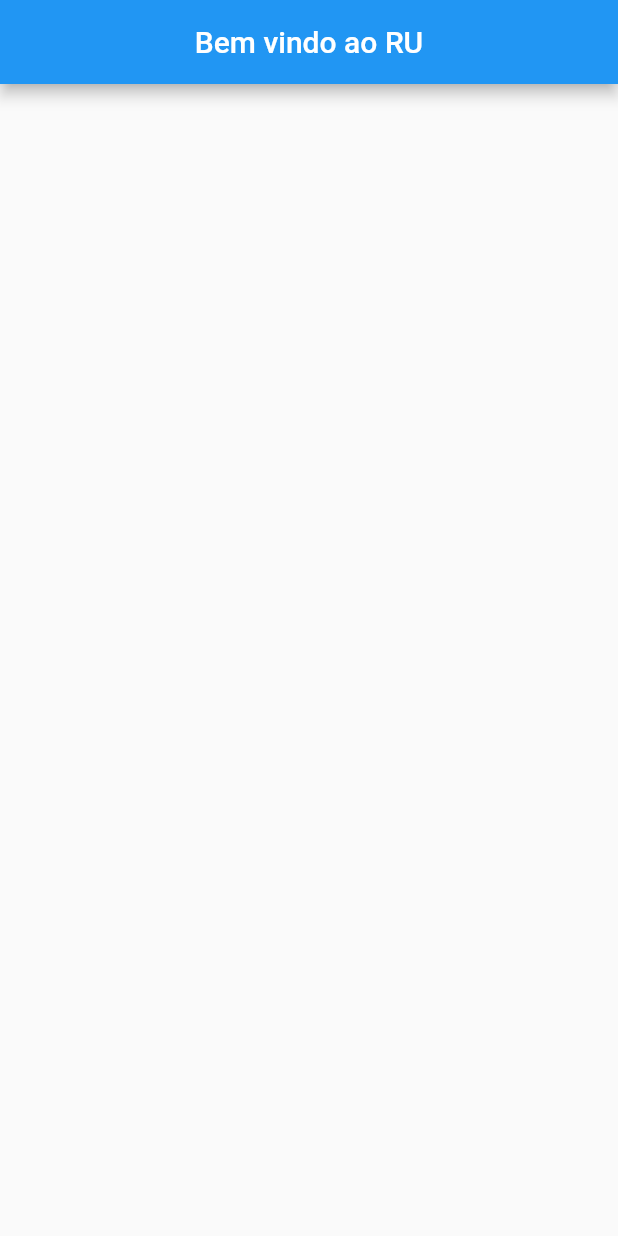
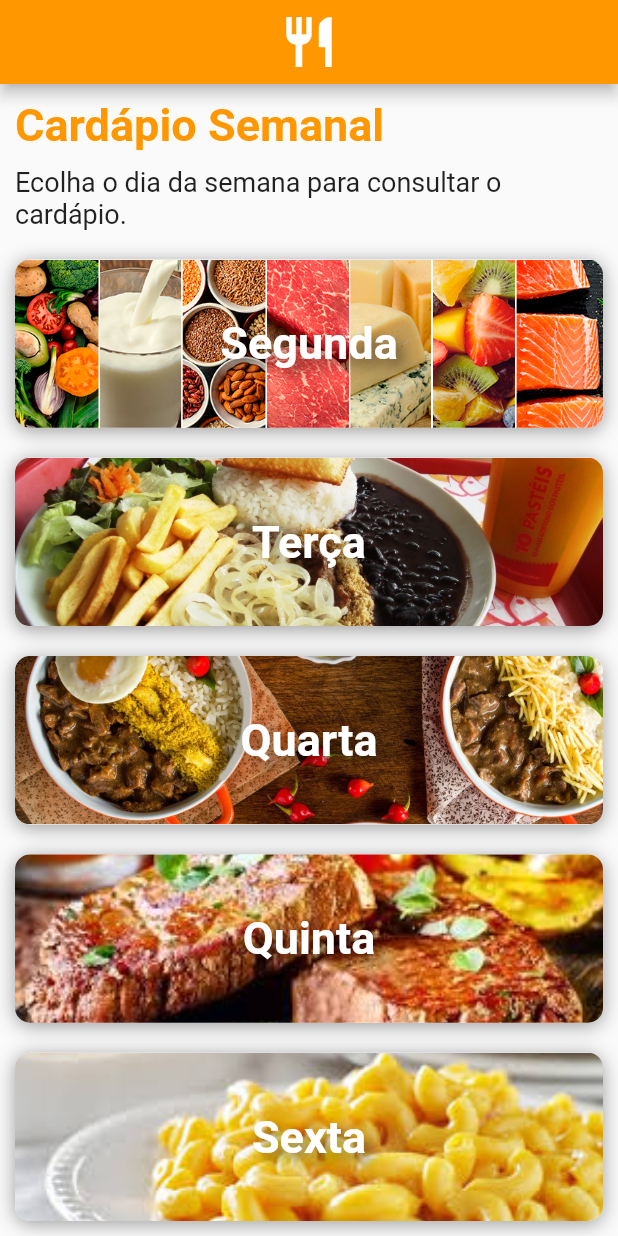
Before and after one commit to wallison-bruno/restauranteuniversitario, a Flutter app: the screen it shows after launch, on a phone screen of 412 x 824 dp. Run offline on Flutter 3.47's test engine with Material 2 defaults, Android fonts, the phone set to English and light mode, and no system bars; our stand-ins replace splashscreen.

Commit message:
Implementacao do HomeScreen

```diff
--- a/restauranteuniversitario/lib/main.dart
+++ b/restauranteuniversitario/lib/main.dart
@@ -1,3 +1,4 @@
+import 'package:flutter/cupertino.dart';
 import 'package:flutter/material.dart';
 import 'package:splashscreen/splashscreen.dart';
 
@@ -6,7 +7,7 @@ void main() {
     MaterialApp(
       debugShowCheckedModeBanner: false,
       theme: ThemeData(
-        primarySwatch: Colors.blue,
+        primarySwatch: Colors.orange,
       ),
       home: Apresentation(),
     ),
@@ -24,12 +25,55 @@ class _HomeScreenState extends State<HomeScreen> {
     return Scaffold(
       appBar: AppBar(
         title: Center(
-          child: Text(
-            'Bem vindo ao RU',
-            style: TextStyle(
-              fontSize: 20,
+          child: Icon(
+            Icons.restaurant,
+            color: Colors.white,
+            size: 40,
           ),
         ),
+      ),
+      body: Container(
+        child: Column(
+          children: <Widget>[
+            Column(
+              children: <Widget>[
+                Align(
+                  alignment: Alignment(-1, 0),
+                  child: Container(
+                    padding: EdgeInsets.only(
+                      top: 10,
+                      left: 10,
+                    ),
+                    child: Text(
+                      'Cardápio Semanal',
+                      style: TextStyle(
+                        fontSize: 30,
+                        fontWeight: FontWeight.bold,
+                        color: Colors.orange,
+                      ),
+                    ),
+                  ),
+                ),
+                Align(
+                  alignment: Alignment(-1, 0),
+                  child: Container(
+                    padding: EdgeInsets.only(top: 10, left: 10, bottom: 10),
+                    child: Text(
+                      'Ecolha o dia da semana para consultar o cardápio.',
+                      style: TextStyle(
+                        fontSize: 18,
+                      ),
+                    ),
+                  ),
+                ),
+              ],
+            ),
+            _diaSemana('Segunda', context, "assets/images/img01.jpg"),
+            _diaSemana('Terça', context, "assets/images/img02.jpg"),
+            _diaSemana('Quarta', context, "assets/images/img03.jpg"),
+            _diaSemana('Quinta', context, "assets/images/img04.jpg"),
+            _diaSemana('Sexta', context, "assets/images/img05.jpg"),
+          ],
         ),
       ),
     );
@@ -60,11 +104,13 @@ Widget _introScreen() {
           loaderColor: Colors.transparent,
         ),
         Center(
+          child: Container(
+            height: 400,
+            width: 400,
             child: Column(
-            crossAxisAlignment: CrossAxisAlignment.center,
+              // crossAxisAlignment: CrossAxisAlignment.center,
               children: <Widget>[
                 Container(
-                margin: EdgeInsets.only(top: 225),
                   height: 230,
                   width: 230,
                   decoration: BoxDecoration(
@@ -78,15 +124,61 @@ Widget _introScreen() {
                   child: Text(
                     'Restaurante Universitário',
                     style: TextStyle(
+                      color: Colors.orange,
                       fontWeight: FontWeight.bold,
                       fontSize: 30,
+                      fontFamily: 'RobotoSlab',
                     ),
+                    textAlign: TextAlign.center,
                   ),
                 )
               ],
+            ),
           ),
         ),
       ],
     ),
   );
 }
+
+Widget _diaSemana(String nomeDia, BuildContext context, String imgUrl) {
+  return Expanded(
+    child: GestureDetector(
+      child: Container(
+        width: MediaQuery.of(context).size.width,
+        decoration: BoxDecoration(
+            image: DecorationImage(
+              image: AssetImage(imgUrl),
+              fit: BoxFit.cover,
+            ),
+            color: Colors.white,
+            borderRadius: BorderRadius.all(Radius.circular(10)),
+            boxShadow: [
+              BoxShadow(
+                color: Colors.black38,
+                offset: Offset(0.0, 2.0),
+                blurRadius: 10.0,
+              ),
+            ]),
+        margin: EdgeInsets.all(10),
+        child: Center(
+          child: Text(
+            nomeDia,
+            style: TextStyle(
+              fontSize: 30,
+              color: Colors.white,
+              fontWeight: FontWeight.bold,
+              shadows: [
+                Shadow(
+                  blurRadius: 10.0,
+                  color: Colors.black45,
+                  offset: Offset(5.0, 5.0),
+                ),
+              ],
+            ),
+          ),
+        ),
+      ),
+    ),
+  );
+}
```
Also changed, not shown: restauranteuniversitario/pubspec.yaml (+9 -4 lines), restauranteuniversitario/assets/fonts/RobotoSlab-Medium.ttf (added), restauranteuniversitario/assets/images/img01.jpg (added), restauranteuniversitario/assets/images/img02.jpg (added), restauranteuniversitario/assets/images/img03.jpg (added), restauranteuniversitario/assets/images/img04.jpg (added), restauranteuniversitario/assets/images/img05.jpg (added). Lines whose indentation alone changed are shown as unchanged.
